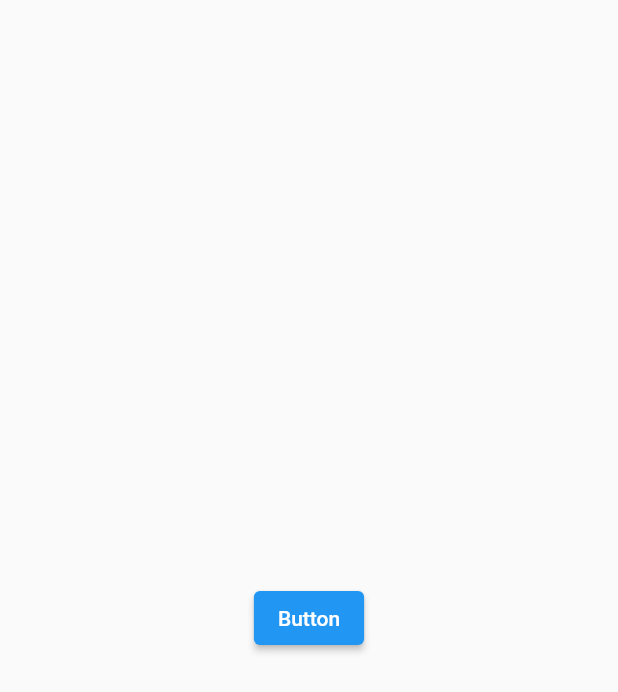
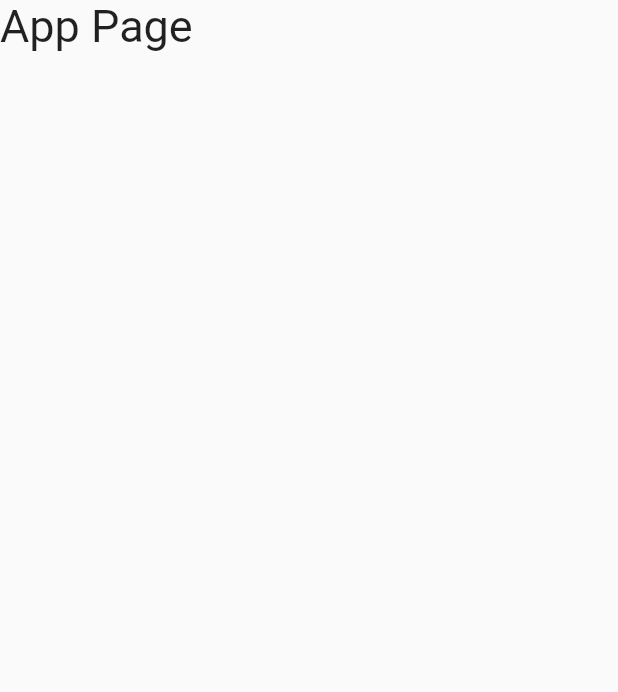
Before and after one commit to wasimiqbal1/Flutter, a Flutter app: the screen it shows after launch, after a tap on "Button", on a phone screen of 412 x 824 dp. Shown: the top 692 px of the screen. Run offline on Flutter 3.47's test engine with Material 2 defaults, Android fonts, the phone set to English and light mode, and no system bars.

Commit message:
Button Navigation

```diff
--- /dev/null
+++ b/firstapp_wasim/lib/app.dart
@@ -0,0 +1,18 @@
+import 'package:flutter/material.dart';
+
+class App extends StatefulWidget {
+  @override
+  _AppState createState() => _AppState();
+}
+
+class _AppState extends State<App> {
+  @override
+  Widget build(BuildContext context) {
+    return Center(
+      child: Scaffold(
+        body: Text("App Page", style: TextStyle(fontSize: 30),),
+
+      ),
+    );
+  }
+}
--- a/firstapp_wasim/lib/home.dart
+++ b/firstapp_wasim/lib/home.dart
@@ -1,4 +1,6 @@
 import 'package:flutter/material.dart';
+
+import 'app.dart';
 
 
 class Home extends StatefulWidget {
@@ -11,7 +13,11 @@ class _HomeState extends State<Home> {
   Widget build(BuildContext context) {
     return Scaffold(
       body: Center(
-        child: ElevatedButton(onPressed: (){}, child: Text("Button"))
+        child: ElevatedButton(onPressed: (){
+          Navigator.push(context,
+          MaterialPageRoute(builder: (context) => App()));
+        },
+        child: Text("Button"))
       )
     );
   }
```
